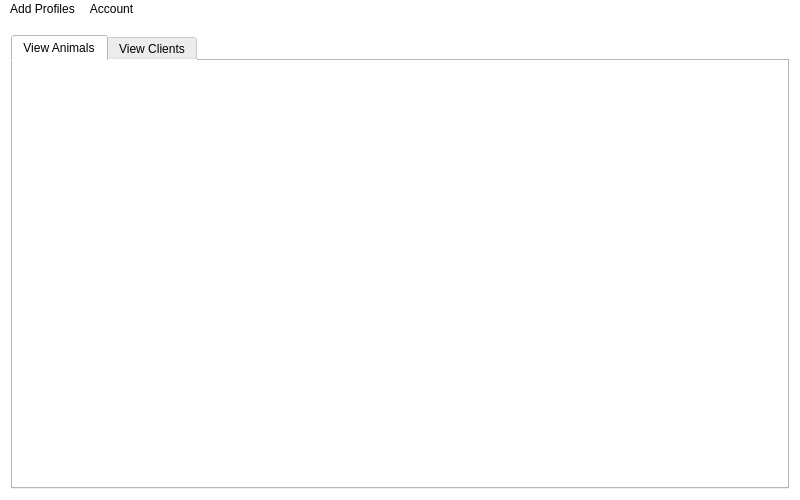
The window that app/Components/MainWindow.ui (lfroms/cuacs) describes before a commit, drawn with Qt 5.
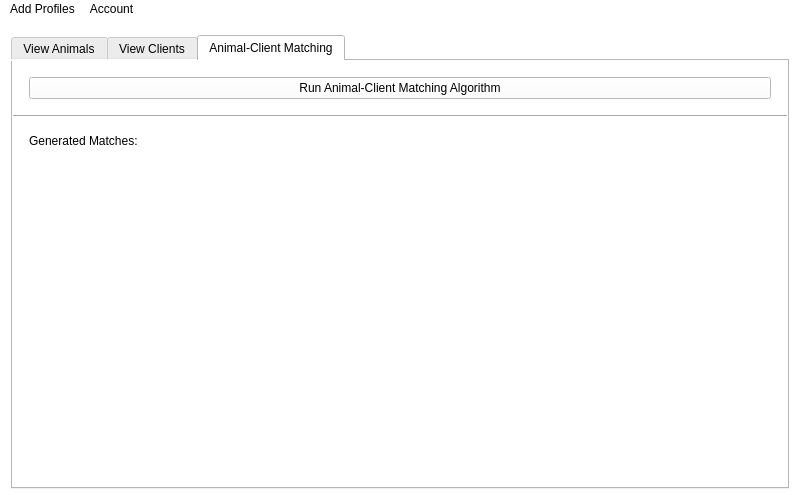
The same window after the commit. The open tabs and pages were chosen to show the change.

Commit message: Add tab in which to display match results and launch ACM

Diff of the .ui file:
```diff
--- a/app/Components/MainWindow.ui
+++ b/app/Components/MainWindow.ui
@@ -122,6 +122,104 @@
           </item>
          </layout>
         </widget>
+        <widget class="QWidget" name="acmTab">
+         <attribute name="title">
+          <string>Animal-Client Matching</string>
+         </attribute>
+         <layout class="QGridLayout" name="gridLayout_3">
+          <property name="leftMargin">
+           <number>0</number>
+          </property>
+          <property name="topMargin">
+           <number>0</number>
+          </property>
+          <property name="rightMargin">
+           <number>0</number>
+          </property>
+          <property name="bottomMargin">
+           <number>0</number>
+          </property>
+          <property name="horizontalSpacing">
+           <number>0</number>
+          </property>
+          <item row="0" column="0">
+           <layout class="QVBoxLayout" name="verticalLayout">
+            <property name="spacing">
+             <number>16</number>
+            </property>
+            <property name="topMargin">
+             <number>16</number>
+            </property>
+            <item>
+             <layout class="QHBoxLayout" name="horizontalLayout">
+              <property name="spacing">
+               <number>0</number>
+              </property>
+              <property name="leftMargin">
+               <number>16</number>
+              </property>
+              <property name="topMargin">
+               <number>0</number>
+              </property>
+              <property name="rightMargin">
+               <number>16</number>
+              </property>
+              <item>
+               <widget class="QPushButton" name="launchAcmButton">
+                <property name="text">
+                 <string>Run Animal-Client Matching Algorithm</string>
+                </property>
+                <property name="checkable">
+                 <bool>false</bool>
+                </property>
+                <property name="flat">
+                 <bool>false</bool>
+                </property>
+               </widget>
+              </item>
+             </layout>
+            </item>
+            <item>
+             <widget class="Line" name="line">
+              <property name="orientation">
+               <enum>Qt::Horizontal</enum>
+              </property>
+             </widget>
+            </item>
+            <item>
+             <layout class="QVBoxLayout" name="verticalLayout_2">
+              <property name="topMargin">
+               <number>0</number>
+              </property>
+              <item>
+               <widget class="QLabel" name="label">
+                <property name="text">
+                 <string>Generated Matches:</string>
+                </property>
+                <property name="indent">
+                 <number>16</number>
+                </property>
+               </widget>
+              </item>
+              <item>
+               <widget class="QListWidget" name="acmResultsListWidget">
+                <property name="frameShape">
+                 <enum>QFrame::NoFrame</enum>
+                </property>
+                <property name="frameShadow">
+                 <enum>QFrame::Plain</enum>
+                </property>
+                <property name="lineWidth">
+                 <number>0</number>
+                </property>
+               </widget>
+              </item>
+             </layout>
+            </item>
+           </layout>
+          </item>
+         </layout>
+        </widget>
        </widget>
       </item>
      </layout>
```
